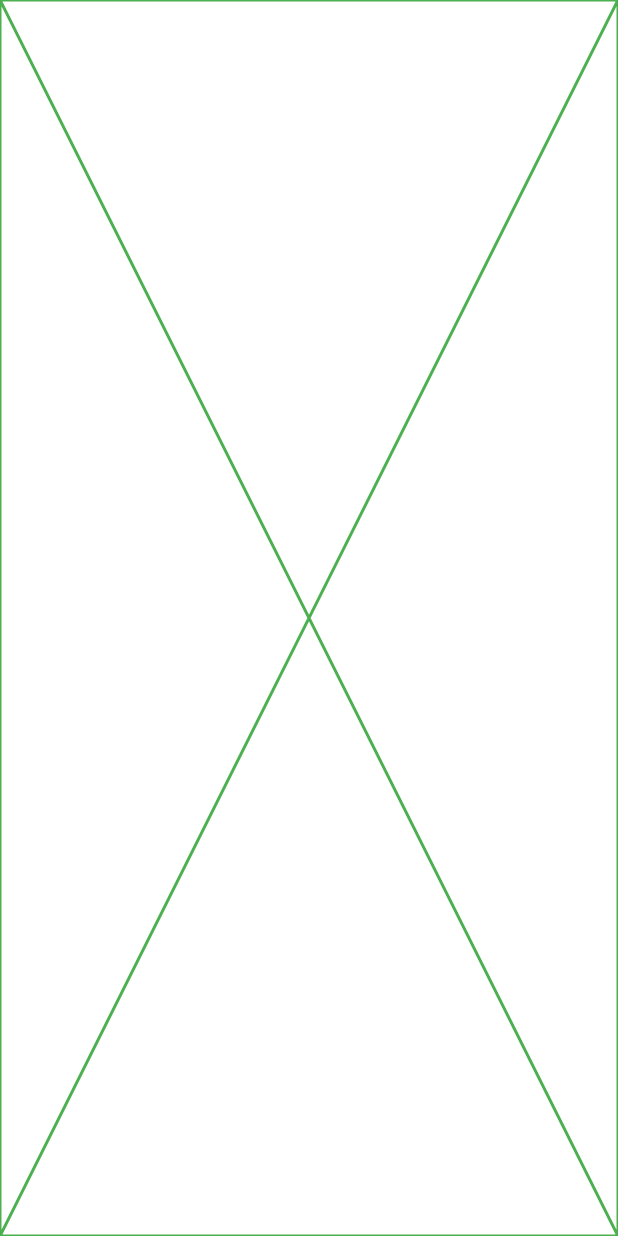
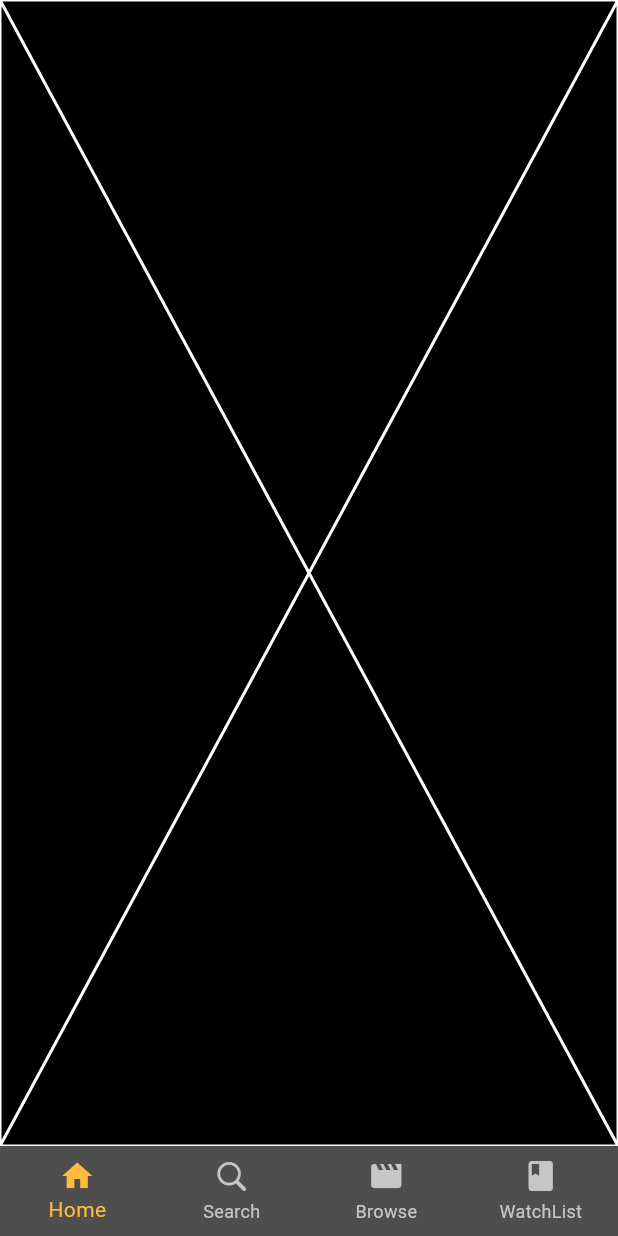
Before and after one commit to HabibaMohmedGhazi/the_movie_app, a Flutter app: the screen it shows after launch, on a phone screen of 412 x 824 dp. Run offline on Flutter 3.47's test engine with Material 3 defaults, Android fonts, the phone set to English and light mode, and no system bars.

Commit message:
the search tab ui , the bottom navigator bar done

```diff
--- a/lib/main.dart
+++ b/lib/main.dart
@@ -3,10 +3,12 @@
 import 'package:flutter/material.dart';
 import 'package:the_movie_app/the_app_ui/the_app_tabs/the_browse_tab.dart';
 import 'package:the_movie_app/the_app_ui/the_app_screens/the_home_screen.dart';
+import 'package:the_movie_app/the_app_ui/the_app_tabs/the_home_tab.dart';
 import 'package:the_movie_app/the_app_ui/the_app_tabs/the_movie_tab.dart';
 import 'package:the_movie_app/the_app_ui/the_app_tabs/the_search_tab.dart';
 import 'package:the_movie_app/the_app_ui/the_app_screens/the_splash_screen.dart';
 import 'package:the_movie_app/the_app_ui/the_app_tabs/the_watchlist_tab.dart';
+import 'package:the_movie_app/the_app_utillites/the_app_theme.dart';
 
 void main(){
   runApp(const MyApp());
@@ -18,6 +20,8 @@ class MyApp extends StatelessWidget {
   @override
   Widget build(BuildContext context) {
     return MaterialApp(
+      theme: TheAppTheme.themeData,
+
       routes: {
         TheSplashScreen.theRouteName:(_)=>const TheSplashScreen(),
         TheHomeScreen.theRouteName:(_)=>const TheHomeScreen(),
@@ -25,6 +29,8 @@ class MyApp extends StatelessWidget {
         TheSearchTab.theRouteName:(_)=>const TheSearchTab(),
         TheBrowseTab.theRouteName:(_)=>const TheBrowseTab(),
         TheWatchlistTab.theRouteName:(_)=>const TheWatchlistTab(),
+        TheHomeTab.theRouteName:(_)=>const TheHomeTab(),
+
 
       },
       initialRoute:TheSplashScreen.theRouteName ,
--- a/lib/the_app_ui/the_app_screens/the_home_screen.dart
+++ b/lib/the_app_ui/the_app_screens/the_home_screen.dart
@@ -1,13 +1,73 @@
+import 'dart:math';
+
+import 'package:flutter/cupertino.dart';
 import 'package:flutter/material.dart';
+import 'package:the_movie_app/the_app_ui/the_app_tabs/the_browse_tab.dart';
+import 'package:the_movie_app/the_app_ui/the_app_tabs/the_home_tab.dart';
+import 'package:the_movie_app/the_app_ui/the_app_tabs/the_search_tab.dart';
+import 'package:the_movie_app/the_app_ui/the_app_tabs/the_watchlist_tab.dart';
 
-class TheHomeScreen extends StatelessWidget {
+class TheHomeScreen extends StatefulWidget {
   static String theRouteName = 'TheHomeScreen';
   const TheHomeScreen({super.key});
 
   @override
+  State<TheHomeScreen> createState() => _TheHomeScreenState();
+}
+
+class _TheHomeScreenState extends State<TheHomeScreen> {
+  int currentIndex = 0; // to initialize the tab that you open it
+  List<Widget> tabList = [const TheHomeTab(),const TheSearchTab(),const TheBrowseTab(),const TheWatchlistTab()];
+
+  @override
   Widget build(BuildContext context) {
-    return const Placeholder(
-      color: Colors.green,
+    return  Scaffold(
+      bottomNavigationBar: buildBottomNavigation(),
+      body: tabList[currentIndex], // to move between tabs
+
+
     );
   }
+
+  Widget? buildBottomNavigation() => BottomAppBar(
+    height: 60,
+    padding: EdgeInsets.zero,
+    color: Colors.transparent,
+    shape: const CircularNotchedRectangle(),
+    child: BottomNavigationBar(
+
+      currentIndex:
+      currentIndex, // to make the app know which index is selected now
+      // change the current index on tap
+      onTap: (tappedIndex) {
+        currentIndex = tappedIndex;
+        print('$currentIndex');
+        setState(() {});
+      },
+      items: const [
+        BottomNavigationBarItem(
+          icon: Icon(
+            Icons.home,
+          ),
+          label: 'Home',
+        ),
+        BottomNavigationBarItem(
+          icon: Icon(
+            CupertinoIcons.search,
+          ),
+          label: 'Search',
+        ),BottomNavigationBarItem(
+          icon: Icon(
+            Icons.movie,
+          ),
+          label: 'Browse',
+        ),BottomNavigationBarItem(
+          icon: Icon(
+            Icons.book,
+          ),
+          label: 'WatchList',
+        ),
+      ],
+    ),
+  );
 }
--- a/lib/the_app_ui/the_app_screens/the_splash_screen.dart
+++ b/lib/the_app_ui/the_app_screens/the_splash_screen.dart
@@ -9,7 +9,7 @@ class TheSplashScreen extends StatelessWidget {
 
   @override
   Widget build(BuildContext context) {
-    Future.delayed(const Duration(seconds: 3), () {
+    Future.delayed(const Duration(seconds: 1), () {
       Navigator.pushReplacementNamed(context, TheHomeScreen.theRouteName);
 
     });
--- a/lib/the_app_ui/the_app_tabs/the_home_tab.dart
+++ b/lib/the_app_ui/the_app_tabs/the_home_tab.dart
@@ -0,0 +1,20 @@
+
+import 'package:flutter/material.dart';
+
+class TheHomeTab extends StatefulWidget {
+  static String theRouteName = 'TheHomeTab';
+
+  const TheHomeTab({super.key});
+
+  @override
+  State<TheHomeTab> createState() => _TheHomeTabState();
+}
+
+class _TheHomeTabState extends State<TheHomeTab> {
+  @override
+  Widget build(BuildContext context) {
+    return const Placeholder(
+      color: Colors.white,
+    );
+  }
+}
--- a/lib/the_app_utillites/the_app_colors.dart
+++ b/lib/the_app_utillites/the_app_colors.dart
@@ -6,7 +6,7 @@ class TheAppColors {
 
   static Color thePrimaryColor = const Color(0xFFFFBB3B);
   static Color theSecondaryColor = const Color(0xFFC6C6C6);
-  static Color theLightBackgroundColor = const Color(0xFF1A1A1A);
+  static Color theLightBackgroundColor = const Color(0xFF4F4E4E);
   static Color theBackgroundColor = Colors.black;
 
 }
--- a/lib/the_app_utillites/the_app_theme.dart
+++ b/lib/the_app_utillites/the_app_theme.dart
@@ -5,7 +5,13 @@ class TheAppTheme {
 
 static ThemeData themeData = ThemeData(
   scaffoldBackgroundColor: TheAppColors.theBackgroundColor,
+bottomNavigationBarTheme: BottomNavigationBarThemeData(
+  type: BottomNavigationBarType.fixed, // by putting this the item size become fixed and background color appears
+  backgroundColor: TheAppColors.theLightBackgroundColor,
+  unselectedItemColor:TheAppColors.theSecondaryColor ,
+  selectedItemColor:TheAppColors.thePrimaryColor ,
 
+)
 
 );
 }
```
Also changed, not shown: lib/the_app_ui/the_app_tabs/the_browse_tab.dart (+6 -1 lines), lib/the_app_ui/the_app_tabs/the_movie_tab.dart (+6 -1 lines), lib/the_app_ui/the_app_tabs/the_search_tab.dart (+40 -4 lines), lib/the_app_ui/the_app_tabs/the_watchlist_tab.dart (+6 -1 lines).
